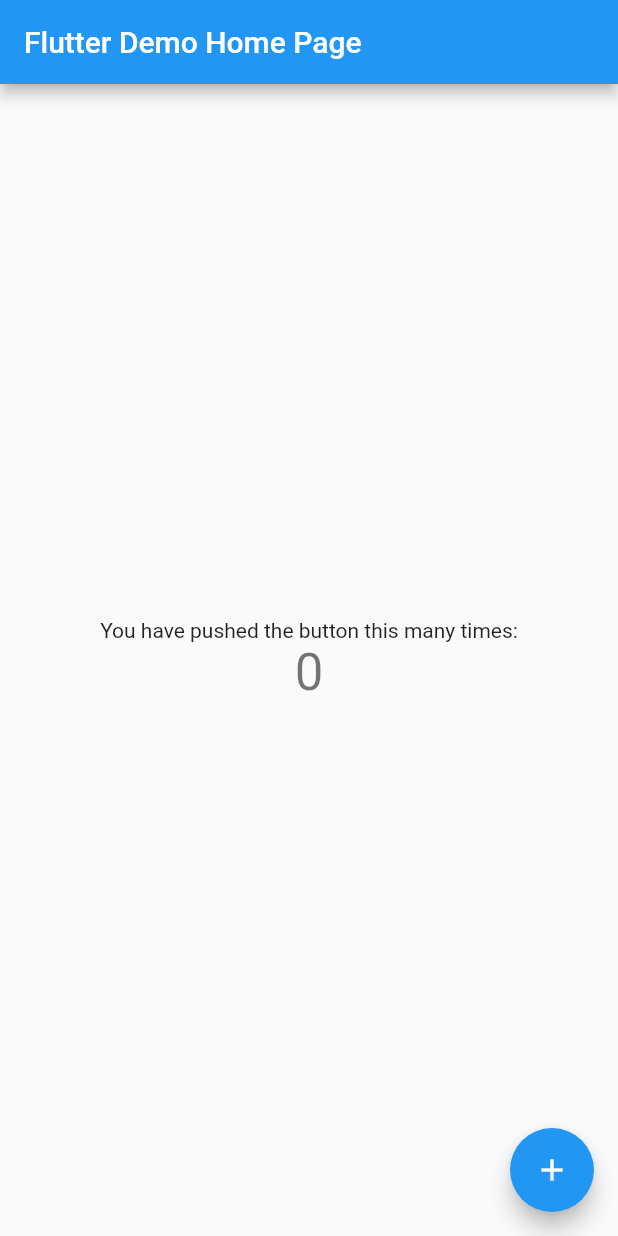
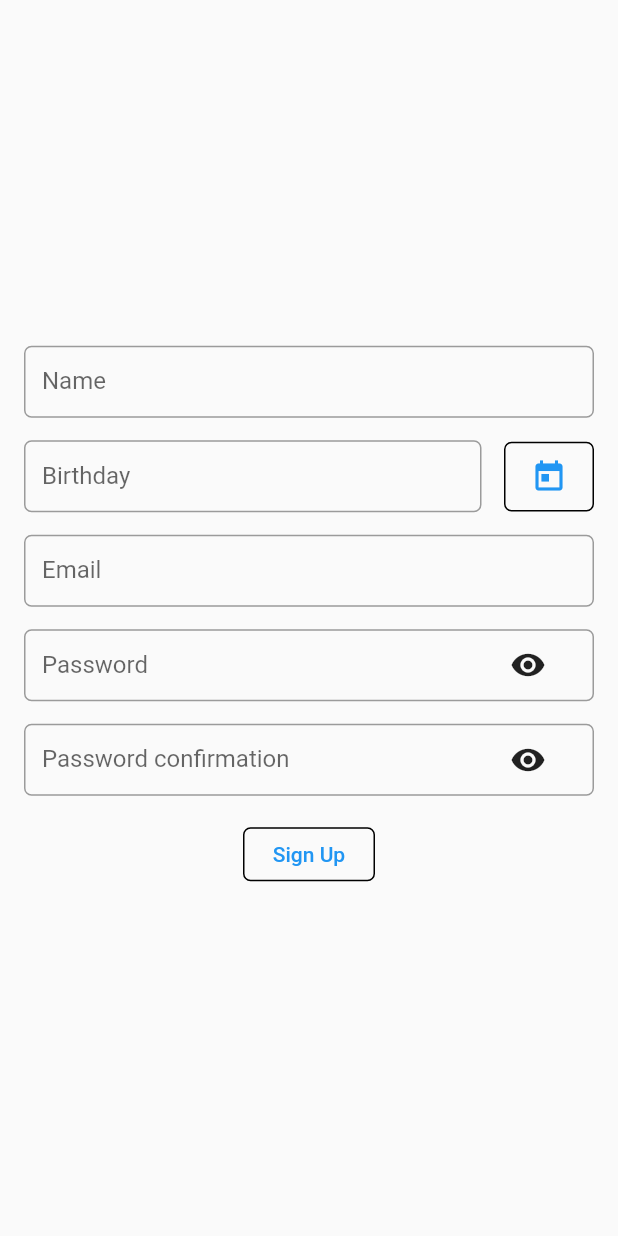
Before and after one commit to VictorTiburcio/jera_challenge, a Flutter app: the screen it shows after launch, on a phone screen of 412 x 824 dp. Run offline on Flutter 3.47's test engine with Material 2 defaults, Android fonts, the phone set to English and light mode, and no system bars; our stand-ins replace sqflite; accounts and stored records are empty.

Commit message:
[WIP] Sign up
- Update on the main.dart.
- Mobile Router created.
- Date Formatter created.
- Custom Text Form Field created.
- Custom Button created.
- Home Screen created.
- Sign Up Screen created.

```diff
--- a/lib/main.dart
+++ b/lib/main.dart
@@ -1,117 +1,29 @@
 import 'package:flutter/material.dart';
+import 'package:provider/provider.dart';
 
-void main() {
-  runApp(MyApp());
-}
+import 'controllers/account_controller.dart';
+import 'utils/mobile_router.dart';
+
+void main() => runApp(MyApp());
 
 class MyApp extends StatelessWidget {
-  // This widget is the root of your application.
   @override
   Widget build(BuildContext context) {
-    return MaterialApp(
-      title: 'Flutter Demo',
-      theme: ThemeData(
-        // This is the theme of your application.
-        //
-        // Try running your application with "flutter run". You'll see the
-        // application has a blue toolbar. Then, without quitting the app, try
-        // changing the primarySwatch below to Colors.green and then invoke
-        // "hot reload" (press "r" in the console where you ran "flutter run",
-        // or simply save your changes to "hot reload" in a Flutter IDE).
-        // Notice that the counter didn't reset back to zero; the application
-        // is not restarted.
-        primarySwatch: Colors.blue,
-        // This makes the visual density adapt to the platform that you run
-        // the app on. For desktop platforms, the controls will be smaller and
-        // closer together (more dense) than on mobile platforms.
-        visualDensity: VisualDensity.adaptivePlatformDensity,
+    final ThemeData defaultTheme = ThemeData(
+      primarySwatch: Colors.blue,
+      visualDensity: VisualDensity.adaptivePlatformDensity,
+    );
+
+    return MultiProvider(
+      providers: [
+        ChangeNotifierProvider(create: (_) => AccountController()..init()),
+      ],
+      child: MaterialApp(
+        title: 'Jera Challenge',
+        theme: defaultTheme,
+        initialRoute: MobileRouter.initialRoute,
+        routes: MobileRouter.routes,
       ),
-      home: MyHomePage(title: 'Flutter Demo Home Page'),
     );
   }
 }
-
-class MyHomePage extends StatefulWidget {
-  MyHomePage({Key key, this.title}) : super(key: key);
-
-  // This widget is the home page of your application. It is stateful, meaning
-  // that it has a State object (defined below) that contains fields that affect
-  // how it looks.
-
-  // This class is the configuration for the state. It holds the values (in this
-  // case the title) provided by the parent (in this case the App widget) and
-  // used by the build method of the State. Fields in a Widget subclass are
-  // always marked "final".
-
-  final String title;
-
-  @override
-  _MyHomePageState createState() => _MyHomePageState();
-}
-
-class _MyHomePageState extends State<MyHomePage> {
-  int _counter = 0;
-
-  void _incrementCounter() {
-    setState(() {
-      // This call to setState tells the Flutter framework that something has
-      // changed in this State, which causes it to rerun the build method below
-      // so that the display can reflect the updated values. If we changed
-      // _counter without calling setState(), then the build method would not be
-      // called again, and so nothing would appear to happen.
-      _counter++;
-    });
-  }
-
-  @override
-  Widget build(BuildContext context) {
-    // This method is rerun every time setState is called, for instance as done
-    // by the _incrementCounter method above.
-    //
-    // The Flutter framework has been optimized to make rerunning build methods
-    // fast, so that you can just rebuild anything that needs updating rather
-    // than having to individually change instances of widgets.
-    return Scaffold(
-      appBar: AppBar(
-        // Here we take the value from the MyHomePage object that was created by
-        // the App.build method, and use it to set our appbar title.
-        title: Text(widget.title),
-      ),
-      body: Center(
-        // Center is a layout widget. It takes a single child and positions it
-        // in the middle of the parent.
-        child: Column(
-          // Column is also a layout widget. It takes a list of children and
-          // arranges them vertically. By default, it sizes itself to fit its
-          // children horizontally, and tries to be as tall as its parent.
-          //
-          // Invoke "debug painting" (press "p" in the console, choose the
-          // "Toggle Debug Paint" action from the Flutter Inspector in Android
-          // Studio, or the "Toggle Debug Paint" command in Visual Studio Code)
-          // to see the wireframe for each widget.
-          //
-          // Column has various properties to control how it sizes itself and
-          // how it positions its children. Here we use mainAxisAlignment to
-          // center the children vertically; the main axis here is the vertical
-          // axis because Columns are vertical (the cross axis would be
-          // horizontal).
-          mainAxisAlignment: MainAxisAlignment.center,
-          children: <Widget>[
-            Text(
-              'You have pushed the button this many times:',
-            ),
-            Text(
-              '$_counter',
-              style: Theme.of(context).textTheme.headline4,
-            ),
-          ],
-        ),
-      ),
-      floatingActionButton: FloatingActionButton(
-        onPressed: _incrementCounter,
-        tooltip: 'Increment',
-        child: Icon(Icons.add),
-      ), // This trailing comma makes auto-formatting nicer for build methods.
-    );
-  }
-}
--- /dev/null
+++ b/lib/screens/home_screen.dart
@@ -0,0 +1,23 @@
+import 'package:flutter/material.dart';
+import 'package:provider/provider.dart';
+
+import '../controllers/account_controller.dart';
+import '../screens/sign_up_screen.dart';
+
+class HomeScreen extends StatelessWidget {
+  static const String route = '/';
+
+  @override
+  Widget build(BuildContext context) {
+    return Consumer<AccountController>(
+      builder: (context, account, child) {
+        switch (account.authState) {
+          case AuthenticationState.unauthenticated:
+            return SignUpScreen();
+          default:
+            return Scaffold(body: Center(child: CircularProgressIndicator()));
+        }
+      },
+    );
+  }
+}
--- /dev/null
+++ b/lib/screens/sign_up_screen.dart
@@ -0,0 +1,132 @@
+import 'package:flutter/material.dart';
+import 'package:provider/provider.dart';
+
+import '../controllers/account_controller.dart';
+import '../utils/date_formatter.dart';
+import '../widgets/custom_button.dart';
+import '../widgets/custom_text_form_field.dart';
+
+class SignUpScreen extends StatefulWidget {
+  static const String route = '/sign_up';
+
+  @override
+  _SignUpScreenState createState() => _SignUpScreenState();
+}
+
+class _SignUpScreenState extends State<SignUpScreen> {
+  final TextEditingController _nameCtrl = TextEditingController();
+  final TextEditingController _birthdayCtrl = TextEditingController();
+  final TextEditingController _emailCtrl = TextEditingController();
+  final TextEditingController _passwordCtrl = TextEditingController();
+  final TextEditingController _passwordConfirmationCtrl =
+      TextEditingController();
+  final GlobalKey<FormState> _formKey = GlobalKey<FormState>();
+
+  @override
+  Widget build(BuildContext context) {
+    return Scaffold(
+      body: Center(
+        child: SingleChildScrollView(
+          padding: EdgeInsets.all(16.0),
+          child: Form(
+            key: _formKey,
+            child: Column(
+              children: [
+                CustomTextFormField(
+                  ctrl: _nameCtrl,
+                  label: 'Name',
+                  hint: 'Pedro',
+                ),
+                SizedBox(height: 15.0),
+                Row(
+                  crossAxisAlignment: CrossAxisAlignment.start,
+                  children: [
+                    Expanded(
+                      child: CustomTextFormField(
+                        readOnly: true,
+                        ctrl: _birthdayCtrl,
+                        label: 'Birthday',
+                        hint: 'DD/MM/YYYY',
+                      ),
+                    ),
+                    SizedBox(width: 15.0),
+                    Padding(
+                      padding: const EdgeInsets.only(top: 1.0),
+                      child: SizedBox(
+                        height: 46.5,
+                        width: 60,
+                        child: CustomButton(
+                          child: Icon(Icons.today),
+                          onPressed: () {
+                            showDatePicker(
+                              helpText: 'Select Date',
+                              context: context,
+                              initialDate: DateTime(2000, 1, 15),
+                              firstDate: DateTime.now()
+                                  .subtract(Duration(days: 36500)),
+                              lastDate: DateTime.now(),
+                            ).then((date) {
+                              if (date != null) {
+                                setState(() {
+                                  _birthdayCtrl.text =
+                                      DateFormatter.dateToString(
+                                    date,
+                                    'dd/MM/yyyy',
+                                  );
+                                });
+                              }
+                            });
+                          },
+                        ),
+                      ),
+                    ),
+                  ],
+                ),
+                SizedBox(height: 15.0),
+                CustomTextFormField(
+                  ctrl: _emailCtrl,
+                  label: 'Email',
+                  hint: 'example@example.com',
+                  capitalization: TextCapitalization.none,
+                ),
+                SizedBox(height: 15.0),
+                CustomTextFormField(
+                  ctrl: _passwordCtrl,
+                  label: 'Password',
+                  capitalization: TextCapitalization.none,
+                  password: true,
+                ),
+                SizedBox(height: 15.0),
+                CustomTextFormField(
+                  ctrl: _passwordConfirmationCtrl,
+                  label: 'Password confirmation',
+                  capitalization: TextCapitalization.none,
+                  password: true,
+                ),
+                SizedBox(height: 15.0),
+                CustomButton(
+                  child: Text('Sign Up'),
+                  onPressed: () {
+                    if (_formKey.currentState.validate()) {
+                      Map<String, dynamic> data = {
+                        'name': _nameCtrl.text,
+                        'email': _emailCtrl.text,
+                        'birthday': _birthdayCtrl.text,
+                        'password': _passwordCtrl.text.trim(),
+                      };
+
+                      Provider.of<AccountController>(
+                        context,
+                        listen: false,
+                      ).signUp(data: data);
+                    }
+                  },
+                )
+              ],
+            ),
+          ),
+        ),
+      ),
+    );
+  }
+}
--- /dev/null
+++ b/lib/utils/date_formatter.dart
@@ -0,0 +1,18 @@
+class DateFormatter {
+  static String dateToString(DateTime dateTime, String format) {
+    format = format.trim();
+    if (dateTime.day < 10) {
+      format = format.replaceFirst('dd', '0${dateTime.day}');
+    } else {
+      format = format.replaceFirst('dd', '${dateTime.day}');
+    }
+    if (dateTime.month < 10) {
+      format = format.replaceFirst('MM', '0${dateTime.month}');
+    } else {
+      format = format.replaceFirst('MM', '${dateTime.month}');
+    }
+    format = format.replaceFirst('MM', '${dateTime.month}');
+    format = format.replaceFirst('yyyy', '${dateTime.year}');
+    return format;
+  }
+}
--- /dev/null
+++ b/lib/utils/mobile_router.dart
@@ -0,0 +1,10 @@
+import '../screens/home_screen.dart';
+import '../screens/sign_up_screen.dart';
+
+class MobileRouter {
+  static const initialRoute = HomeScreen.route;
+  static final routes = {
+    HomeScreen.route: (context) => HomeScreen(),
+    SignUpScreen.route: (context) => SignUpScreen(),
+  };
+}
--- /dev/null
+++ b/lib/widgets/custom_button.dart
@@ -0,0 +1,22 @@
+import 'package:flutter/material.dart';
+
+class CustomButton extends StatelessWidget {
+  CustomButton({this.disabled = false, this.child, this.onPressed});
+  final Widget child;
+  final Function onPressed;
+  final bool disabled;
+
+  @override
+  Widget build(BuildContext context) {
+    return OutlineButton(
+      textColor: Theme.of(context).primaryColor,
+      disabledBorderColor: Colors.black45,
+      borderSide: BorderSide(color: Colors.black),
+      child: child,
+      onPressed: disabled ? null : onPressed,
+      shape: RoundedRectangleBorder(
+        borderRadius: BorderRadius.circular(5.0),
+      ),
+    );
+  }
+}
--- /dev/null
+++ b/lib/widgets/custom_text_form_field.dart
@@ -0,0 +1,108 @@
+import 'package:flutter/material.dart';
+import 'package:flutter/services.dart';
+
+class CustomTextFormField extends StatefulWidget {
+  CustomTextFormField(
+      {this.ctrl,
+      this.label,
+      this.hint,
+      this.readOnly = false,
+      this.password = false,
+      this.autovalidate = false,
+      this.validator,
+      this.onChanged,
+      this.masks,
+      this.inputType = TextInputType.text,
+      this.capitalization = TextCapitalization.words});
+  final TextEditingController ctrl;
+  final String label;
+  final String hint;
+  final bool readOnly;
+  final bool password;
+  final bool autovalidate;
+  final Function validator;
+  final Function onChanged;
+  final List<TextInputFormatter> masks;
+  final TextInputType inputType;
+  final TextCapitalization capitalization;
+
+  @override
+  _CustomTextFormFieldState createState() => _CustomTextFormFieldState();
+}
+
+class _CustomTextFormFieldState extends State<CustomTextFormField> {
+  Widget _suffixIcon;
+  TextCapitalization _capitalization;
+  Function _validator;
+  Function _onChanged;
+  bool _password;
+
+  void _changeTextVisibility() {
+    setState(() {
+      _password = !_password;
+      if (_password) {
+        _suffixIcon = FlatButton(
+          textColor: Colors.black,
+          child: Icon(Icons.visibility),
+          onPressed: _changeTextVisibility,
+        );
+      } else {
+        _suffixIcon = FlatButton(
+          child: Icon(Icons.visibility_off),
+          onPressed: _changeTextVisibility,
+        );
+      }
+    });
+  }
+
+  @override
+  void initState() {
+    super.initState();
+    _password = widget.password;
+    _capitalization = widget.capitalization;
+    _validator = widget.validator;
+    _onChanged = widget.onChanged;
+
+    if (_validator == null) {
+      _validator = (String text) => null;
+    }
+
+    if (_onChanged == null) {
+      _onChanged = (String text) => null;
+    }
+
+    if (_password) {
+      _capitalization = TextCapitalization.none;
+      _suffixIcon = FlatButton(
+        child: Icon(Icons.visibility),
+        onPressed: _changeTextVisibility,
+      );
+    }
+  }
+
+  @override
+  Widget build(BuildContext context) {
+    return AbsorbPointer(
+      absorbing: widget.readOnly,
+      child: TextFormField(
+        autovalidate: widget.autovalidate,
+        readOnly: widget.readOnly,
+        inputFormatters: widget.masks,
+        textCapitalization: _capitalization,
+        controller: widget.ctrl,
+        obscureText: _password,
+        keyboardType: widget.inputType,
+        validator: _validator,
+        onChanged: _onChanged,
+        decoration: InputDecoration(
+          labelText: widget.label,
+          suffixIcon: _suffixIcon,
+          hintText: widget.hint,
+          contentPadding: EdgeInsets.only(top: 6.0, bottom: 6.0, left: 12.0),
+          border: OutlineInputBorder(
+              gapPadding: 2.5, borderRadius: BorderRadius.circular(5.0)),
+        ),
+      ),
+    );
+  }
+}
```
